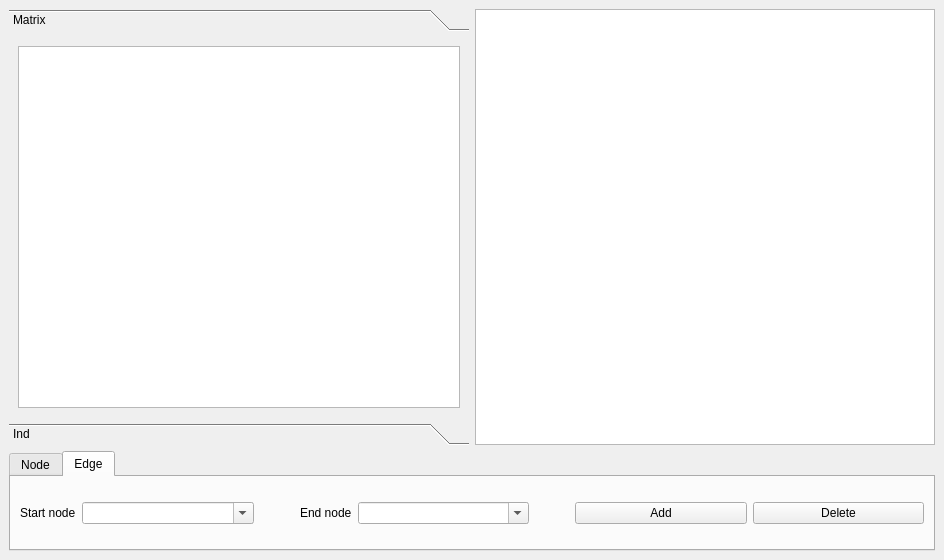
anhptvolga/graphview, file graphio.ui: the form before one commit.
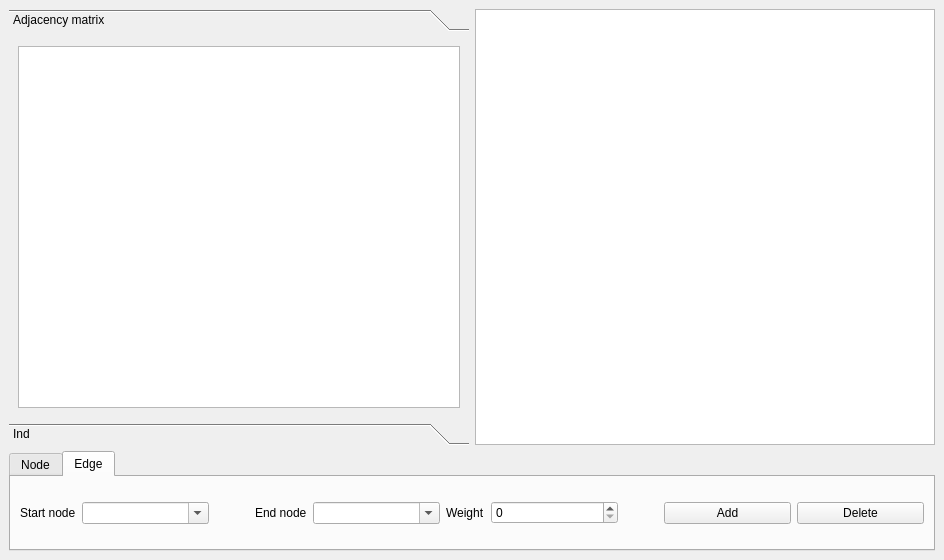
The form after the commit. The open tabs and pages were chosen to show the change.

Commit message: write adding and removing edges. draw with pygraphviz

The edit to the form file:
```diff
--- a/graphio.ui
+++ b/graphio.ui
@@ -30,7 +30,7 @@
         </rect>
        </property>
        <attribute name="label">
-        <string>Matrix</string>
+        <string>Adjacency matrix</string>
        </attribute>
        <layout class="QHBoxLayout" name="horizontalLayout">
         <item>
@@ -243,6 +243,22 @@
           </property>
          </widget>
         </item>
+        <item>
+         <widget class="QLabel" name="label_4">
+          <property name="sizePolicy">
+           <sizepolicy hsizetype="Fixed" vsizetype="Fixed">
+            <horstretch>0</horstretch>
+            <verstretch>0</verstretch>
+           </sizepolicy>
+          </property>
+          <property name="text">
+           <string>Weight</string>
+          </property>
+         </widget>
+        </item>
+        <item>
+         <widget class="QSpinBox" name="sb_weight_edge"/>
+        </item>
         <item>
          <spacer name="horizontalSpacer_2">
           <property name="orientation">
```
Left out of the diff: 8 changed lines with no effect on the pictures. The commit also changes 2 other files.
